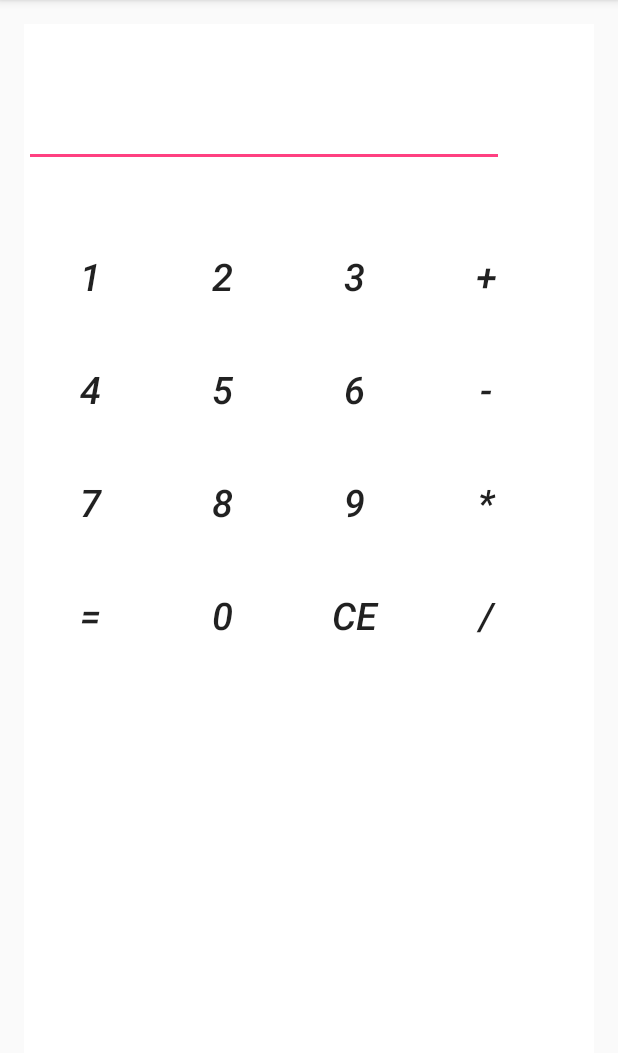
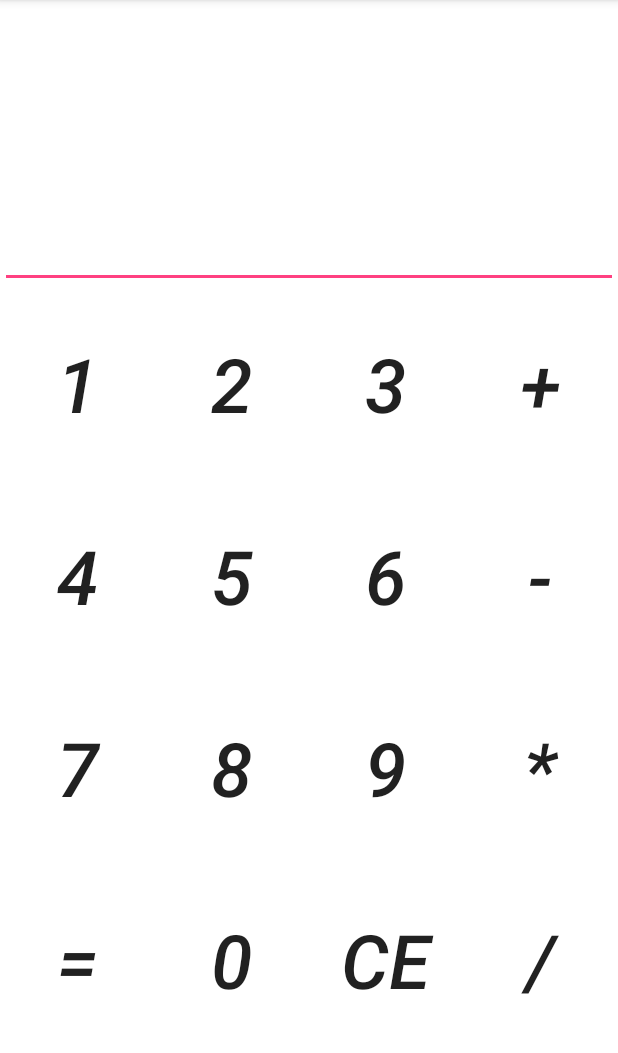
Before and after one commit to pulkitjainn/Calc, an Android app: the screen it shows after launch (MainActivity), on a phone screen of 412 x 824 dp, the part 84-1137 px from its top. Run offline under Robolectric (Android 15) with nearby library versions, the light colour scheme and no system bars.

Commit message:
UI changes

```diff
--- a/app/src/main/res/layout/activity_main.xml
+++ b/app/src/main/res/layout/activity_main.xml
@@ -3,10 +3,6 @@
     xmlns:tools="http://schemas.android.com/tools" android:id="@+id/activity_main"
     android:layout_width="match_parent"
     android:layout_height="match_parent"
-    android:paddingBottom="@dimen/activity_vertical_margin"
-    android:paddingLeft="@dimen/activity_horizontal_margin"
-    android:paddingRight="@dimen/activity_horizontal_margin"
-    android:paddingTop="@dimen/activity_vertical_margin"
     tools:context="com.example.pulkit.calc.MainActivity">
 
     <LinearLayout
@@ -14,177 +10,231 @@
         android:layout_width="match_parent"
         android:layout_height="match_parent"
         android:orientation="vertical"
-        android:layout_centerHorizontal="true">
+        android:layout_centerHorizontal="true"
+        android:weightSum="6">
+
+        <LinearLayout
+            android:layout_weight="0.5"
+            android:layout_width="match_parent"
+            android:layout_height="0dp">
+        </LinearLayout>
 
         <EditText
-            android:layout_marginTop="50dp"
-            android:layout_width="320dp"
-            android:layout_height="wrap_content"
+            android:layout_width="match_parent"
+            android:layout_height="0dp"
+            android:layout_weight="1"
             android:gravity="right"
-            android:id="@+id/e1" />
+            android:id="@+id/e1"
+            android:textSize="50dp"
+            android:foregroundGravity="center_vertical"/>
 
         <LinearLayout
-             android:layout_marginTop="35dp"
-             android:layout_width="wrap_content"
-             android:layout_height="75dp"
-             android:orientation="horizontal">
+            android:layout_weight="1"
+            android:layout_width="match_parent"
+            android:layout_height="0dp"
+            android:orientation="horizontal"
+            android:weightSum="4">
 
-             <Button
-                 android:layout_width="wrap_content"
-                 android:layout_height="match_parent"
-                 android:text="1"
-                 android:id="@+id/b1"
-                 android:background="#FFF"
-                 android:textSize="25dp"
-                 android:textStyle="italic"/>
-             <Button
-                 android:layout_width="wrap_content"
-                 android:layout_height="match_parent"
-                 android:text="2"
-                 android:id="@+id/b2"
-                 android:background="#FFF"
-                 android:textSize="25dp"
-                 android:textStyle="italic"
-                 />
-             <Button
-                 android:layout_width="wrap_content"
-                 android:layout_height="match_parent"
-                 android:text="3"
-                 android:id="@+id/b3"
-                 android:background="#FFF"
-                 android:textSize="25dp"
-                 android:textStyle="italic"/>
-             <Button
-                 android:layout_width="wrap_content"
-                 android:layout_height="match_parent"
-                 android:text="+"
-                 android:id="@+id/ba"
-                 android:background="#FFF"
-                 android:textSize="25dp"
-                 android:textStyle="italic"/>
-         </LinearLayout>
+            <Button
+                android:layout_weight="1"
+                android:layout_width="0dp"
+                android:layout_height="match_parent"
+                android:textStyle="italic"
+                android:textSize="50sp"
+                android:background="#FFF"
+                android:text="1"
+                android:id="@+id/b1"
+
+                />
+            <Button
+
+                android:layout_weight="1"
+                android:layout_width="0dp"
+                android:layout_height="match_parent"
+                android:textStyle="italic"
+                android:textSize="50sp"
+                android:text="2"
+                android:background="#FFF"
+
+                android:id="@+id/b2"
+                />
+            <Button
+                android:layout_weight="1"
+                android:layout_width="0dp"
+                android:layout_height="match_parent"
+                android:text="3"
+                android:id="@+id/b3"
+                android:background="#FFF"
+                android:textStyle="italic"
+                android:textSize="50sp"
+                />
+            <Button
+                android:background="#FFF"
+
+                android:layout_weight="1"
+                android:layout_width="0dp"
+                android:layout_height="match_parent"
+                android:text="+"
+                android:id="@+id/ba"
+                android:textStyle="italic"
+                android:textSize="50sp"
+                />
+        </LinearLayout>
 
         <LinearLayout
-            android:layout_width="wrap_content"
-            android:layout_height="75dp"
-            android:orientation="horizontal">
+            android:layout_weight="1"
+            android:layout_width="match_parent"
+            android:layout_height="0dp"
+            android:orientation="horizontal"
+            android:weightSum="4">
 
             <Button
-                android:layout_width="wrap_content"
+                android:layout_weight="1"
+                android:background="#FFF"
+                android:layout_width="0dp"
                 android:layout_height="match_parent"
+                android:textSize="50sp"
                 android:text="4"
                 android:id="@+id/b4"
-                android:background="#FFF"
-                android:textSize="25dp"
                 android:textStyle="italic"/>
 
             <Button
-                android:layout_width="wrap_content"
+                android:layout_weight="1"
+                android:layout_width="0dp"
+                android:background="#FFF"
                 android:layout_height="match_parent"
-                android:background="#FFF"
-                android:textSize="25dp"
+                android:textSize="50sp"
                 android:textStyle="italic"
                 android:text="5"
                 android:id="@+id/b5"/>
             <Button
-                android:layout_width="wrap_content"
+                android:layout_weight="1"
+                android:layout_width="0dp"
                 android:layout_height="match_parent"
+                android:background="#FFF"
+                android:textSize="50sp"
+
                 android:text="6"
                 android:id="@+id/b6"
-                android:background="#FFF"
-                android:textSize="25dp"
                 android:textStyle="italic"/>
             <Button
-                android:layout_width="wrap_content"
+                android:layout_weight="1"
+                android:layout_width="0dp"
                 android:layout_height="match_parent"
+                android:textSize="50sp"
+                android:background="#FFF"
+
                 android:text="-"
                 android:id="@+id/bs"
-                android:background="#FFF"
-                android:textSize="25dp"
                 android:textStyle="italic"/>
         </LinearLayout>
+
         <LinearLayout
-            android:layout_width="wrap_content"
-            android:layout_height="75dp"
+            android:layout_weight="1"
+            android:layout_width="match_parent"
+            android:layout_height="0dp"
             android:orientation="horizontal">
 
             <Button
-                android:layout_width="wrap_content"
+                android:layout_weight="1"
+                android:layout_width="0dp"
                 android:layout_height="match_parent"
+                android:background="#FFF"
+                android:textSize="50sp"
+
                 android:text="7"
                 android:id="@+id/b7"
-                android:background="#FFF"
-                android:textSize="25dp"
                 android:textStyle="italic"/>
             <Button
-                android:layout_width="wrap_content"
+                android:layout_weight="1"
+                android:layout_width="0dp"
                 android:layout_height="match_parent"
+                android:background="#FFF"
+                android:textSize="50sp"
+
                 android:text="8"
                 android:id="@+id/b8"
-                android:background="#FFF"
-                android:textSize="25dp"
                 android:textStyle="italic"/>
             <Button
-                android:layout_width="wrap_content"
+                android:layout_weight="1"
+                android:layout_width="0dp"
                 android:layout_height="match_parent"
+                android:background="#FFF"
+                android:textSize="50sp"
+
                 android:text="9"
                 android:id="@+id/b9"
-                android:background="#FFF"
-                android:textSize="25dp"
                 android:textStyle="italic"/>
             <Button
-                android:layout_width="wrap_content"
+                android:layout_weight="1"
+                android:layout_width="0dp"
                 android:layout_height="match_parent"
+                android:background="#FFF"
+                android:textSize="50sp"
+
                 android:text="*"
                 android:id="@+id/bm"
-                android:background="#FFF"
-                android:textSize="25dp"
                 android:textStyle="italic"/>
         </LinearLayout>
+
         <LinearLayout
-            android:layout_width="wrap_content"
-            android:layout_height="75dp"
-            android:orientation="horizontal">
+            android:layout_weight="1"
+            android:layout_width="match_parent"
+            android:layout_height="0dp"
+            android:orientation="horizontal"
+            android:weightSum="4">
 
             <Button
-                android:layout_width="wrap_content"
+                android:layout_weight="1"
+                android:layout_width="0dp"
                 android:layout_height="match_parent"
+                android:textSize="50sp"
+
+                android:background="#FFF"
                 android:text="="
                 android:id="@+id/be"
-                android:background="#FFF"
-                android:textSize="25dp"
                 android:textStyle="italic"/>
 
             <Button
-                android:layout_width="wrap_content"
+                android:layout_weight="1"
+                android:layout_width="0dp"
                 android:layout_height="match_parent"
+                android:textSize="50sp"
+
                 android:text="0"
+                android:background="#FFF"
                 android:id="@+id/b0"
-                android:background="#FFF"
-                android:textSize="25dp"
                 android:textStyle="italic"/>
 
             <Button
-                android:layout_width="wrap_content"
+                android:layout_weight="1"
+                android:layout_width="0dp"
                 android:layout_height="match_parent"
+                android:textSize="50sp"
+
                 android:text="CE"
+                android:background="#FFF"
                 android:id="@+id/bce"
-                android:background="#FFF"
-                android:textSize="25dp"
                 android:textStyle="italic"/>
             <Button
-                android:layout_width="wrap_content"
+                android:layout_weight="1"
+                android:layout_width="0dp"
                 android:layout_height="match_parent"
+                android:background="#FFF"
+                android:textSize="50sp"
+
                 android:text="/"
-                android:background="#FFF"
-                android:textSize="25dp"
+
                 android:textStyle="italic"
                 android:id="@+id/bd"/>
-
-
         </LinearLayout>
 
     </LinearLayout>
 
+    <LinearLayout
+        android:layout_weight="0.5"
+        android:layout_width="match_parent"
+        android:layout_height="0dp">
+    </LinearLayout>
 
 </LinearLayout>
```
